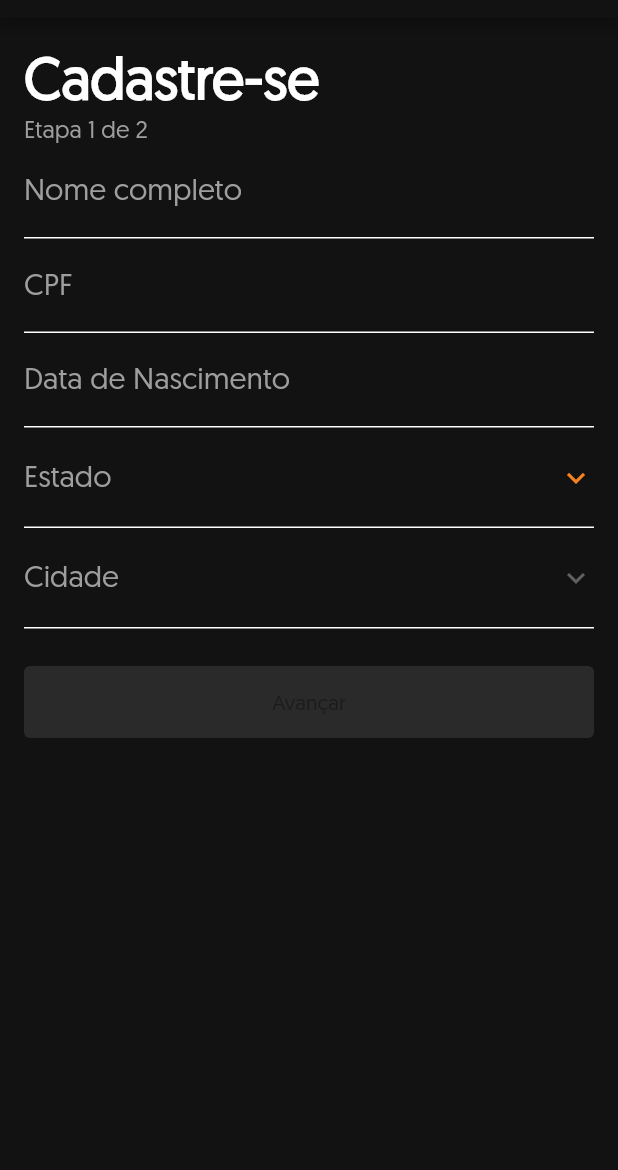
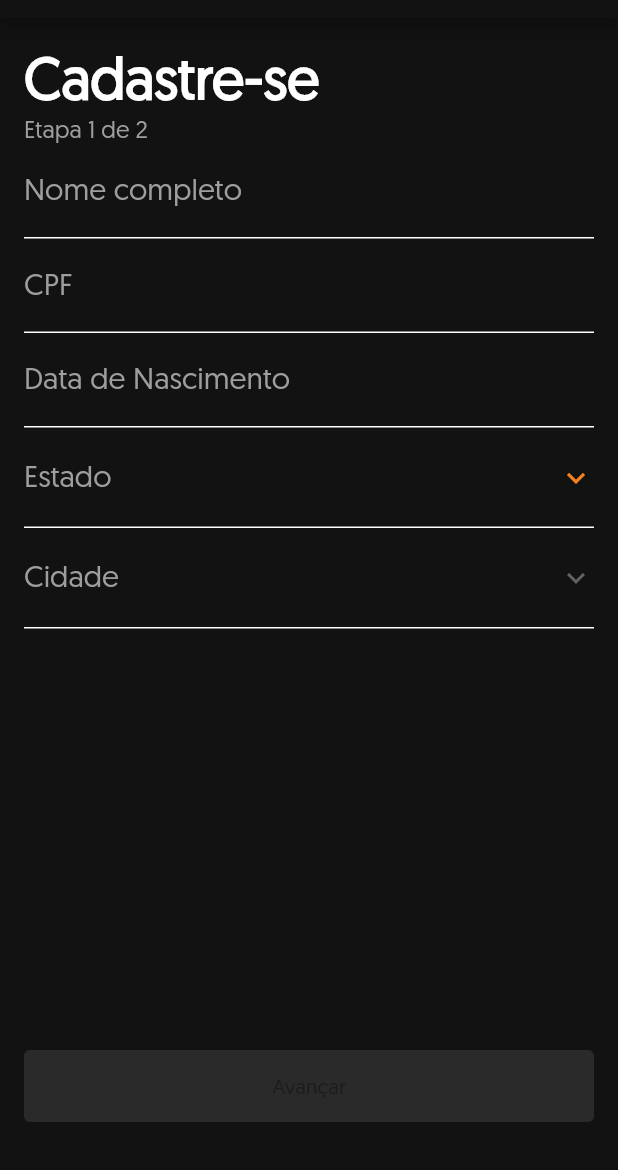
Before and after one commit to prmanfredini/BurgerShop, a Flutter app: the screen it shows after launch, after a tap on "Cadastre-se", on a phone screen of 412 x 824 dp, the part 66-1236 px from its top. Run offline on Flutter 3.47's test engine with Material 2 defaults, Android fonts, the phone set to English and light mode, and no system bars; drawn by our look-alikes of date_time_picker; our stand-ins replace brasil_fields, dio; missing offline and left inert: flux_validator_dart; network calls fail.

Commit message:
posiçao do botao avançar

```diff
--- a/lib/features/burgershop/data/datasources/signup.dart
+++ b/lib/features/burgershop/data/datasources/signup.dart
@@ -2,10 +2,10 @@
 import 'package:burger_shop/features/burgershop/domain/entities/cadastro.dart';
 import 'package:dio/dio.dart';
 
-
 class WebCadastro {
   Future<int?> doSignUp(CadastroUsuario novoUsuario) async {
-    final response = await Dio().post(Strings.URL + '/auth/signup', data: novoUsuario.toJson());
+    final response = await Dio()
+        .post(Strings.URL + '/auth/signup', data: novoUsuario.toJson());
     if (response.statusCode == 200) {
       return response.statusCode;
       //return CadastroResponse.fromJson(response.data);
--- a/lib/features/burgershop/presentation/bloc/cadastro_bloc.dart
+++ b/lib/features/burgershop/presentation/bloc/cadastro_bloc.dart
@@ -47,6 +47,7 @@
           Navigator.of(context).pushReplacement(
               MaterialPageRoute(builder: (context) => LoadingPage()));
         });
+
         /// TODO substituir loading page with provider
         //   Provider.of<LoadingProvider>(context).setLoad(true);
         // Future.delayed(const Duration(seconds: 2)).whenComplete(() {
--- a/lib/features/burgershop/presentation/pages/cadastro_dados.dart
+++ b/lib/features/burgershop/presentation/pages/cadastro_dados.dart
@@ -26,8 +26,8 @@
   CadastroBloc cadastroBloc = CadastroBloc();
   DateTime dataUnformatted = DateTime.now();
   bool ignore = true;
-  var estados;
-  var cidades;
+  dynamic estados;
+  dynamic cidades;
 
   @override
   initState() {
@@ -79,13 +79,15 @@
                                 TextFormField(
                                   controller: _nomeController,
                                   style: const TextStyle(color: Colors.white),
-                                  decoration: inputDecorationForm(context, validation.name, Strings.nome),
+                                  decoration: inputDecorationForm(
+                                      context, validation.name, Strings.nome),
                                   onChanged: validation.changeName,
                                 ),
                                 TextFormField(
                                   controller: _cpfController,
                                   style: const TextStyle(color: Colors.white),
-                                  decoration: inputDecorationForm(context, validation.cpf, Strings.cpf),
+                                  decoration: inputDecorationForm(
+                                      context, validation.cpf, Strings.cpf),
                                   inputFormatters: [
                                     FilteringTextInputFormatter.digitsOnly,
                                     CpfInputFormatter(),
@@ -95,7 +97,8 @@
                                 ),
                                 DateTimePicker(
                                   controller: _dataController,
-                                  decoration: inputDecorationForm(context, validation.data, Strings.nascimento),
+                                  decoration: inputDecorationForm(context,
+                                      validation.data, Strings.nascimento),
                                   firstDate: DateTime(2000),
                                   lastDate: DateTime(2050),
                                   initialDate: DateTime.now(),
@@ -131,15 +134,15 @@
                                           .colorScheme
                                           .secondary,
                                       isExpanded: true,
-                                      decoration: inputDecorationForm(context, validation.estado, Strings.estado),
+                                      decoration: inputDecorationForm(context,
+                                          validation.estado, Strings.estado),
                                       items: resultado.map((String e) {
                                         return DropdownMenuItem(
                                           value: e,
                                           child: Text(
                                             e,
                                             style: const TextStyle(
-                                                color: Colors.white
-                                            ),
+                                                color: Colors.white),
                                           ),
                                         );
                                       }).toList(),
@@ -184,22 +187,24 @@
                                                 .colorScheme
                                                 .secondary,
                                         isExpanded: true,
-                                        decoration: inputDecorationForm(context, validation.cidade, Strings.cidade),
+                                        decoration: inputDecorationForm(context,
+                                            validation.cidade, Strings.cidade),
                                         items: resultado.map((String e) {
                                           return DropdownMenuItem(
                                             value: e,
                                             child: Text(
                                               e,
-                                              style: const TextStyle(color: Colors.white),
+                                              style: const TextStyle(
+                                                  color: Colors.white),
                                             ),
                                           );
                                         }).toList(),
                                         onChanged: (value) {
                                           _cidadeController.text =
                                               value.toString();
-                                          validation.changeCidade(value.toString());
+                                          validation
+                                              .changeCidade(value.toString());
                                         },
-
                                       ),
                                     );
                                   },
@@ -208,7 +213,14 @@
                             ),
                           ),
                           const SizedBox(height: 25),
-                          SizedBox(
+                        ],
+                      ),
+                    ),
+                    Padding(
+                      padding: const EdgeInsets.only(bottom: 16.0),
+                      child: Align(
+                        alignment: Alignment.bottomCenter,
+                        child: SizedBox(
                           width: double.infinity,
                           height: 48,
                           child: ElevatedButton(
@@ -217,7 +229,8 @@
                                 ? () {
                               Navigator.of(context).push(
                                   MaterialPageRoute(
-                                              builder: (context) => CadastroUser(
+                                      builder: (context) =>
+                                          CadastroUser(
                                               _nomeController.text,
                                               _cpfController.text,
                                               dataUnformatted,
@@ -227,7 +240,6 @@
                                 : null,
                           ),
                         ),
-                        ],
                       ),
                     ),
                   ],
--- a/lib/features/burgershop/presentation/pages/login.dart
+++ b/lib/features/burgershop/presentation/pages/login.dart
@@ -1,10 +1,6 @@
 import 'dart:async';
-import 'dart:io';
-
-import 'package:burger_shop/features/burgershop/data/datasources/login.dart';
 import 'package:burger_shop/features/burgershop/presentation/bloc/login_bloc.dart';
 import 'package:burger_shop/features/burgershop/presentation/bloc/login_validacao.dart';
-import 'package:burger_shop/features/burgershop/presentation/pages/loading.dart';
 import 'package:burger_shop/features/burgershop/presentation/widets/dot_indicator.dart';
 import 'package:provider/provider.dart';
 
@@ -178,7 +174,7 @@
                                   ? () {
                                       setState(() {
                                         loading = true;
-                                        Timer(Duration(seconds: 2),
+                                        Timer(const Duration(seconds: 2),
                                             () => loading = false);
                                       });
                                       loginBloc.validate(_userController.text,
--- a/lib/features/burgershop/presentation/widets/theme.dart
+++ b/lib/features/burgershop/presentation/widets/theme.dart
@@ -3,33 +3,31 @@
 ThemeData buildTheme() {
   return ThemeData(
     //brightness: Brightness.dark,
-      primaryColor: Color(0xff121212),
-      secondaryHeaderColor: Color(0xffF58220),
-      canvasColor: Color(0xff121212),
+    primaryColor: const Color(0xff121212),
+    secondaryHeaderColor: const Color(0xffF58220),
+    canvasColor: const Color(0xff121212),
     fontFamily: 'Geomanist',
     textTheme: const TextTheme().apply(
       fontFamily: 'Geomanist',
-        bodyColor: Color(0xFFFFFFFF),
-        decorationColor: Color(0xFFFFFFFF),
-        displayColor: Color(0xFFFFFFFF),
+      bodyColor: const Color(0xFFFFFFFF),
+      decorationColor: const Color(0xFFFFFFFF),
+      displayColor: const Color(0xFFFFFFFF),
       fontSizeDelta: 16,
-        fontSizeFactor: 40
+      fontSizeFactor: 40,
     ),
-      colorScheme: ColorScheme.light().copyWith(
-        primary: Color(0xff121212),
-        secondary: Color(0xffF58220),
-        error: Color(0xffE25C5A),
+    colorScheme: const ColorScheme.light().copyWith(
+      primary: const Color(0xff121212),
+      secondary: const Color(0xffF58220),
+      error: const Color(0xffE25C5A),
     ),
     elevatedButtonTheme: ElevatedButtonThemeData(
       style: ButtonStyle(
-          backgroundColor:
-          MaterialStateProperty.resolveWith<Color>(
+        backgroundColor: MaterialStateProperty.resolveWith<Color>(
           (Set<MaterialState> states) {
-              if (states
-                  .contains(MaterialState.disabled)) {
+            if (states.contains(MaterialState.disabled)) {
               return Colors.white10;
             }
-              return Color(0xffF58220); // Use the component's default.
+            return const Color(0xffF58220); // Use the component's default.
           },
         ),
       ),
```
Also changed, not shown: lib/features/burgershop/data/repositories/dio.dart (added, +18 -0 lines), lib/features/burgershop/presentation/pages/landing_page.dart (+5 -12 lines), lib/features/burgershop/presentation/widets/decoration_forms.dart (+6 -12 lines). Lines whose indentation alone changed are shown as unchanged.
